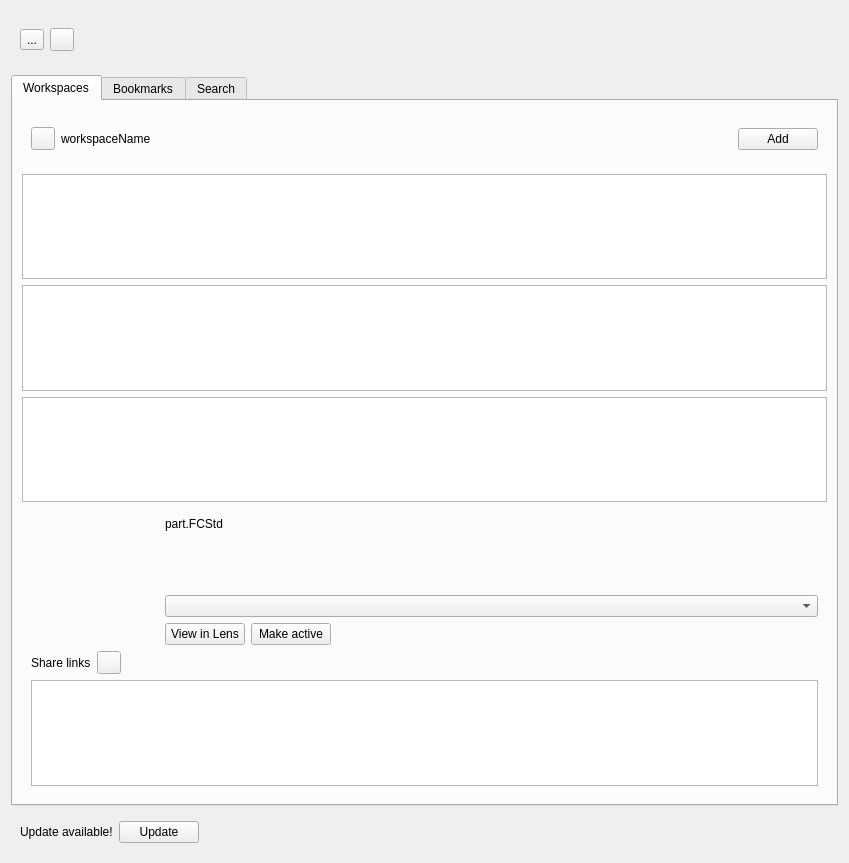
Old version of the form WorkspaceView.ui in the repository Ondsel-Development/Ondsel-Lens-Addon.
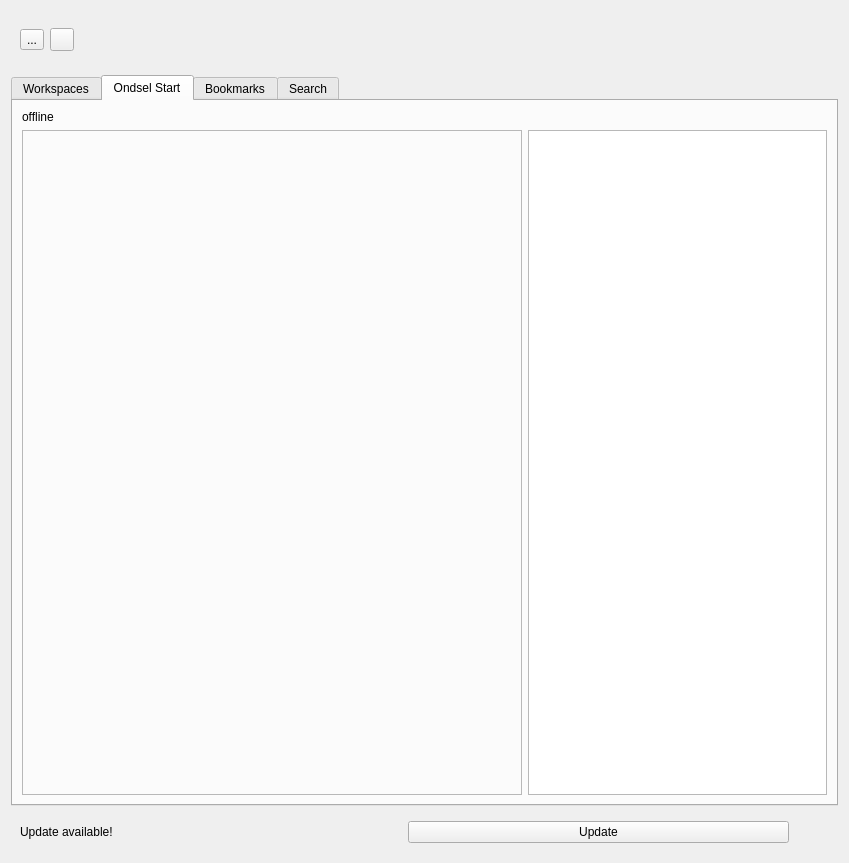
New version of the form. Icons and pictures are not drawn.

```diff
--- a/WorkspaceView.ui
+++ b/WorkspaceView.ui
@@ -78,7 +78,7 @@
       <string/>
      </property>
      <property name="currentIndex">
-      <number>0</number>
+      <number>1</number>
      </property>
      <property name="iconSize">
       <size>
@@ -248,7 +248,7 @@
             </item>
             <item>
              <layout class="QVBoxLayout">
-              <item alignment="Qt::AlignmentFlag::AlignTop">
+              <item>
                <widget class="QLabel" name="fileNameLabel">
                 <property name="text">
                  <string>part.FCStd</string>
@@ -293,7 +293,7 @@
                 <item>
                  <spacer name="horizontalSpacer_4">
                   <property name="orientation">
-                   <enum>Qt::Orientation::Horizontal</enum>
+                   <enum>Qt::Vertical</enum>
                   </property>
                   <property name="sizeHint" stdset="0">
                    <size>
@@ -350,7 +350,7 @@
                <item>
                 <spacer name="horizontalSpacer_3">
                  <property name="orientation">
-                  <enum>Qt::Orientation::Horizontal</enum>
+                  <enum>Qt::Vertical</enum>
                  </property>
                  <property name="sizeHint" stdset="0">
                   <size>
@@ -386,6 +386,53 @@
        </item>
       </layout>
      </widget>
+     <widget class="QWidget" name="tabOndselStart">
+      <property name="sizePolicy">
+       <sizepolicy hsizetype="Expanding" vsizetype="Expanding">
+        <horstretch>0</horstretch>
+        <verstretch>0</verstretch>
+       </sizepolicy>
+      </property>
+      <property name="toolTip">
+       <string/>
+      </property>
+      <attribute name="title">
+       <string>Ondsel Start</string>
+      </attribute>
+      <layout class="QVBoxLayout" name="verticalLayout_6">
+       <item>
+        <widget class="QLabel" name="ondselStartStatusLabel">
+         <property name="text">
+          <string>offline</string>
+         </property>
+        </widget>
+       </item>
+       <item>
+        <layout class="QHBoxLayout" name="horizontalLayout_3">
+         <item>
+          <widget class="QFrame" name="ondselPromotionsFrame">
+           <property name="frameShape">
+            <enum>QFrame::StyledPanel</enum>
+           </property>
+           <property name="frameShadow">
+            <enum>QFrame::Raised</enum>
+           </property>
+           <property name="minimumSize">
+            <size>
+             <width>500</width>
+             <height>0</height>
+            </size>
+           </property>
+           <layout class="QVBoxLayout" name="ondselPromotionsFrameLayout"/>
+          </widget>
+         </item>
+         <item>
+          <widget class="QTextBrowser" name="ondselHomePageTextBrowser"/>
+         </item>
+        </layout>
+       </item>
+      </layout>
+     </widget>
      <widget class="QWidget" name="tabBookmarks">
       <property name="sizePolicy">
        <sizepolicy hsizetype="Expanding" vsizetype="Expanding">
@@ -521,10 +568,7 @@
       </sizepolicy>
      </property>
      <property name="frameShape">
-      <enum>QFrame::Shape::NoFrame</enum>
-     </property>
-     <property name="frameShadow">
-      <enum>QFrame::Shadow::Plain</enum>
+      <enum>QFrame::NoFrame</enum>
      </property>
      <layout class="QHBoxLayout" name="horizontalLayout">
       <item>
@@ -550,7 +594,7 @@
       <item>
        <spacer name="horizontalSpacer">
         <property name="orientation">
-         <enum>Qt::Orientation::Horizontal</enum>
+         <enum>Qt::Vertical</enum>
         </property>
         <property name="sizeHint" stdset="0">
          <size>
```
Left out of the diff: 8 changed lines with no effect on the pictures.
